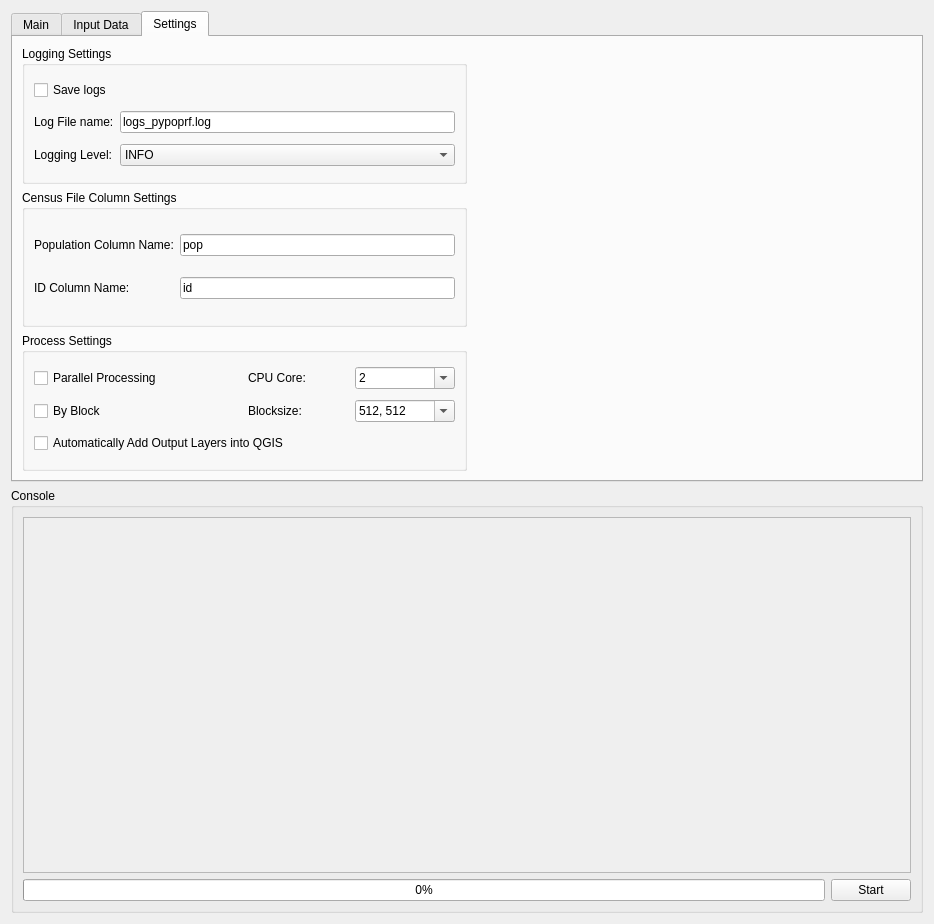
Old version of the form qgis_pypoprf_dialog_base.ui in the repository wpgp/QGIS-pypopRF.
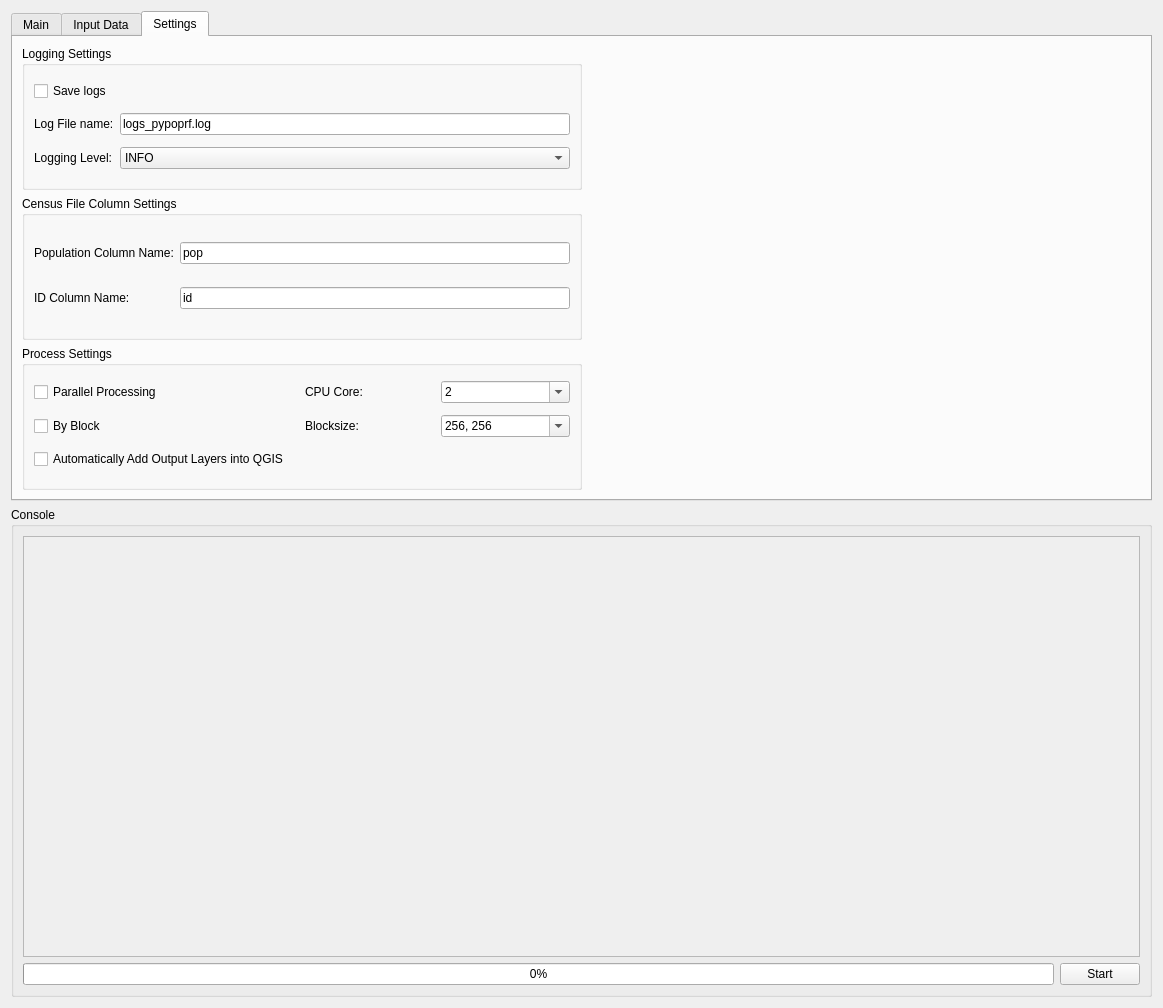
New version of the form. The open tabs and pages were chosen to show the change. Icons and pictures are not drawn. Custom widgets are drawn as their Qt base class.

```diff
--- a/qgis_pypoprf_dialog_base.ui
+++ b/qgis_pypoprf_dialog_base.ui
@@ -6,8 +6,8 @@
    <rect>
     <x>0</x>
     <y>0</y>
-    <width>934</width>
-    <height>924</height>
+    <width>1163</width>
+    <height>1008</height>
    </rect>
   </property>
   <property name="windowTitle">
@@ -485,11 +485,11 @@
                  <bool>true</bool>
                 </property>
                 <property name="currentText">
-                 <string>512, 512</string>
+                 <string>256, 256</string>
                 </property>
                 <item>
                  <property name="text">
-                  <string>512, 512</string>
+                  <string>256, 256</string>
                  </property>
                 </item>
                 <item>
@@ -533,8 +533,8 @@
           <rect>
            <x>0</x>
            <y>0</y>
-           <width>894</width>
-           <height>367</height>
+           <width>1123</width>
+           <height>428</height>
           </rect>
          </property>
         </widget>
```
Left out of the diff: 7 changed lines with no effect on the pictures.
